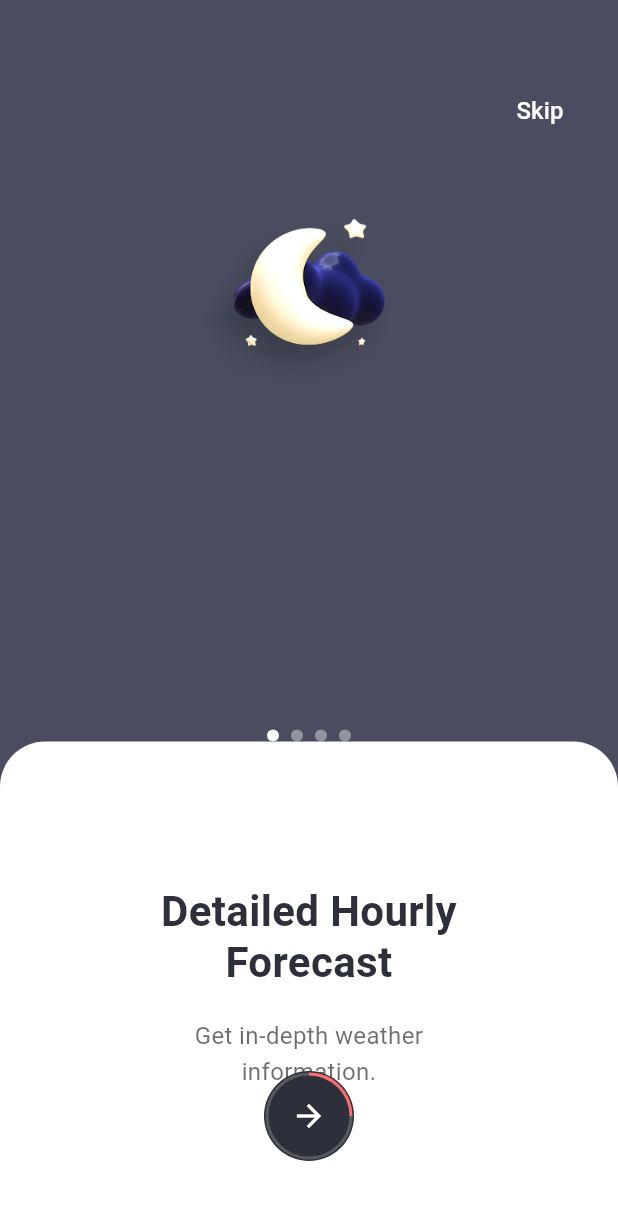
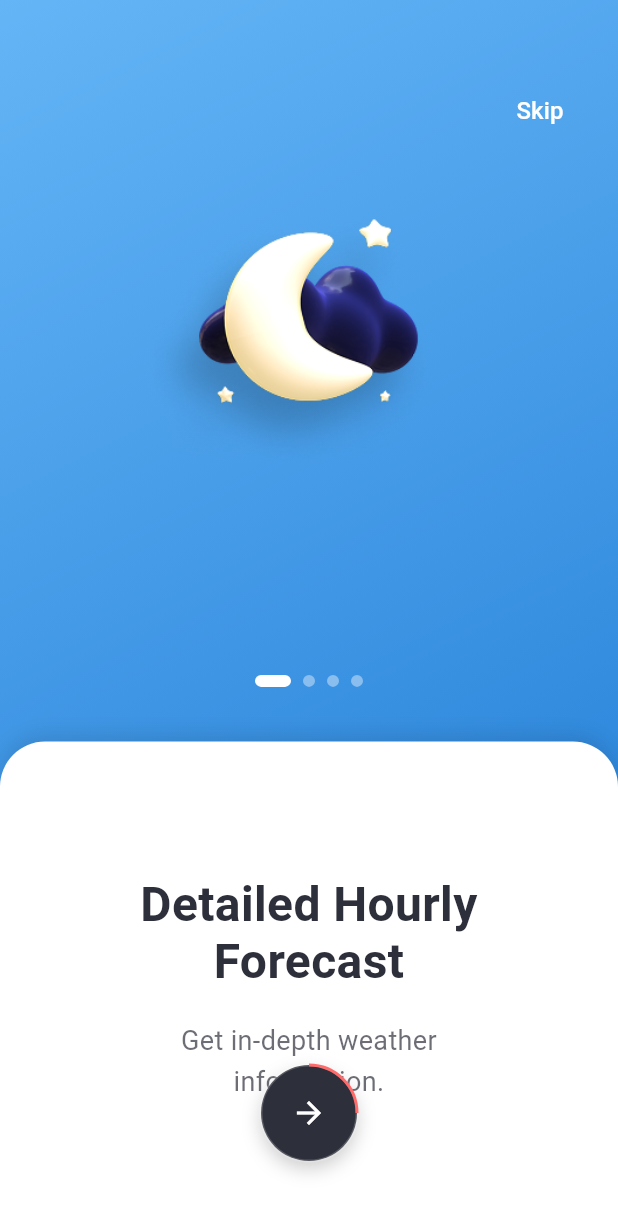
Before and after one commit to chamudithaperera/Flutter-Dart-project-08-weather-app, a Flutter app: the screen it shows after launch, on a phone screen of 412 x 824 dp. Shown: the top 1213 px of the screen. Run offline on Flutter 3.47's test engine with Material 3 defaults, Android fonts, the phone set to English and light mode, and no system bars.

Commit message:
Update GetStartedPage with new onboarding images, apply gradient background, and enhance button styles for improved UI experience.

```diff
--- a/weather_app/lib/get_started_page.dart
+++ b/weather_app/lib/get_started_page.dart
@@ -1,4 +1,5 @@
 import 'package:flutter/material.dart';
+import 'theme/app_colors.dart';
 
 class GetStartedPage extends StatefulWidget {
   const GetStartedPage({super.key});
@@ -20,17 +21,17 @@ class _GetStartedPageState extends State<GetStartedPage> {
     OnboardingContent(
       title: 'Real-Time\nWeather Map',
       description: 'Watch the progress of the\nprecipitation to stay informed',
-      image: 'assets/images/getStart1.png',
+      image: 'assets/images/getStart2.png',
     ),
     OnboardingContent(
       title: 'Weather Around\nthe World',
       description: 'Add any location you want and\nswipe easily to change.',
-      image: 'assets/images/getStart1.png',
+      image: 'assets/images/getStart3.png',
     ),
     OnboardingContent(
       title: 'Detailed Hourly\nForecast',
       description: 'Get in-depth weather\ninformation.',
-      image: 'assets/images/getStart1.png',
+      image: 'assets/images/getStart4.png',
     ),
   ];
 
@@ -42,10 +43,22 @@ class _GetStartedPageState extends State<GetStartedPage> {
 
   @override
   Widget build(BuildContext context) {
+    final size = MediaQuery.of(context).size;
+
     return Scaffold(
-      backgroundColor: const Color(0xFF494D5F),
+      backgroundColor: AppColors.background,
       body: Stack(
         children: [
+          // Background gradient
+          Container(
+            decoration: BoxDecoration(
+              gradient: LinearGradient(
+                begin: Alignment.topLeft,
+                end: Alignment.bottomRight,
+                colors: AppColors.backgroundGradient,
+              ),
+            ),
+          ),
           // Skip button
           Positioned(
             top: 50,
@@ -54,9 +67,13 @@ class _GetStartedPageState extends State<GetStartedPage> {
               onPressed: () {
                 // TODO: Navigate to main app
               },
-              child: const Text(
+              child: Text(
                 'Skip',
-                style: TextStyle(color: Colors.white, fontSize: 16),
+                style: TextStyle(
+                  color: AppColors.textLight,
+                  fontSize: 16,
+                  fontWeight: FontWeight.w500,
+                ),
               ),
             ),
           ),
@@ -75,26 +92,32 @@ class _GetStartedPageState extends State<GetStartedPage> {
           ),
           // Page Indicators
           Positioned(
-            bottom: MediaQuery.of(context).size.height * 0.4,
+            bottom: size.height * 0.42,
             left: 0,
             right: 0,
-            child: Row(
+            child: Column(
+              children: [
+                Row(
                   mainAxisAlignment: MainAxisAlignment.center,
                   children: List.generate(
                     _contents.length,
-                (index) => Container(
+                    (index) => AnimatedContainer(
+                      duration: const Duration(milliseconds: 300),
                       margin: const EdgeInsets.symmetric(horizontal: 4),
-                  width: 8,
+                      width: _currentPage == index ? 24 : 8,
                       height: 8,
                       decoration: BoxDecoration(
-                    shape: BoxShape.circle,
+                        borderRadius: BorderRadius.circular(4),
                         color:
                             _currentPage == index
-                            ? Colors.white
-                            : Colors.white.withOpacity(0.4),
+                                ? AppColors.textLight
+                                : AppColors.textLight.withOpacity(0.4),
                       ),
                     ),
                   ),
+                ),
+                const SizedBox(height: 20),
+              ],
             ),
           ),
           // Next Button
@@ -115,35 +138,41 @@ class _GetStartedPageState extends State<GetStartedPage> {
                   }
                 },
                 child: Container(
-                  width: 60,
-                  height: 60,
+                  width: 64,
+                  height: 64,
                   decoration: BoxDecoration(
                     shape: BoxShape.circle,
-                    color: const Color(0xFF2D2F3A),
-                    border: Border.all(color: Colors.transparent, width: 2),
+                    color: AppColors.primaryDark,
+                    boxShadow: [
+                      BoxShadow(
+                        color: Colors.black.withOpacity(0.2),
+                        blurRadius: 10,
+                        offset: const Offset(0, 5),
+                      ),
+                    ],
                   ),
                   child: Stack(
                     children: [
                       // Progress Indicator
                       Center(
                         child: SizedBox(
-                          width: 60,
-                          height: 60,
+                          width: 64,
+                          height: 64,
                           child: CircularProgressIndicator(
                             value: (_currentPage + 1) / _contents.length,
-                            valueColor: const AlwaysStoppedAnimation<Color>(
-                              Color(0xFFFF6B6B),
+                            valueColor: AlwaysStoppedAnimation<Color>(
+                              AppColors.progress,
                             ),
-                            backgroundColor: Colors.white.withOpacity(0.2),
+                            backgroundColor: AppColors.progressBackground,
                             strokeWidth: 2,
                           ),
                         ),
                       ),
                       // Arrow Icon
-                      const Center(
+                      Center(
                         child: Icon(
                           Icons.arrow_forward,
-                          color: Colors.white,
+                          color: AppColors.textLight,
                           size: 24,
                         ),
                       ),
@@ -178,34 +207,57 @@ class OnboardingPage extends StatelessWidget {
 
   @override
   Widget build(BuildContext context) {
+    final size = MediaQuery.of(context).size;
+
     return Column(
       children: [
-        const SizedBox(height: 100),
-        // Image
-        Image.asset(content.image, height: 200, width: 200),
+        const SizedBox(height: 80),
+        // Image with animation
+        TweenAnimationBuilder<double>(
+          duration: const Duration(milliseconds: 300),
+          tween: Tween(begin: 0.8, end: 1.0),
+          builder: (context, value, child) {
+            return Transform.scale(
+              scale: value,
+              child: Image.asset(
+                content.image,
+                height: size.height * 0.35,
+                width: size.width * 0.8,
+                fit: BoxFit.contain,
+              ),
+            );
+          },
+        ),
         const Spacer(),
         // White curved background
         Container(
-          height: MediaQuery.of(context).size.height * 0.4,
+          height: size.height * 0.4,
           width: double.infinity,
-          decoration: const BoxDecoration(
-            color: Colors.white,
-            borderRadius: BorderRadius.only(
+          decoration: BoxDecoration(
+            color: AppColors.cardBackground,
+            borderRadius: const BorderRadius.only(
               topLeft: Radius.circular(30),
               topRight: Radius.circular(30),
             ),
+            boxShadow: [
+              BoxShadow(
+                color: Colors.black.withOpacity(0.1),
+                blurRadius: 10,
+                offset: const Offset(0, -5),
+              ),
+            ],
           ),
           child: Padding(
-            padding: const EdgeInsets.symmetric(horizontal: 20),
+            padding: const EdgeInsets.symmetric(horizontal: 30),
             child: Column(
               mainAxisAlignment: MainAxisAlignment.center,
               children: [
                 Text(
                   content.title,
                   textAlign: TextAlign.center,
-                  style: const TextStyle(
-                    color: Color(0xFF2D2F3A),
-                    fontSize: 28,
+                  style: TextStyle(
+                    color: AppColors.textDark,
+                    fontSize: 32,
                     fontWeight: FontWeight.bold,
                     height: 1.2,
                   ),
@@ -215,8 +267,8 @@ class OnboardingPage extends StatelessWidget {
                   content.description,
                   textAlign: TextAlign.center,
                   style: TextStyle(
-                    color: const Color(0xFF2D2F3A).withOpacity(0.7),
-                    fontSize: 16,
+                    color: AppColors.textDark.withOpacity(0.7),
+                    fontSize: 18,
                     height: 1.5,
                   ),
                 ),
--- /dev/null
+++ b/weather_app/lib/theme/app_colors.dart
@@ -0,0 +1,32 @@
+import 'package:flutter/material.dart';
+
+class AppColors {
+  // Primary Colors
+  static const Color primaryDark = Color(0xFF2D2F3A);
+  static const Color primary = Color(0xFF494D5F);
+
+  // Accent Colors
+  static const Color accent = Color(0xFF64B5F6); // Blue accent
+  static const Color accentLight = Color(0xFF90CAF9);
+
+  // Background Colors
+  static const Color background = Color(0xFF494D5F);
+  static const Color cardBackground = Colors.white;
+
+  // Text Colors
+  static const Color textDark = Color(0xFF2D2F3A);
+  static const Color textLight = Colors.white;
+  static const Color textGrey = Color(0xFF9E9E9E);
+
+  // Progress Colors
+  static const Color progress = Color(0xFFFF6B6B);
+  static const Color progressBackground = Color(
+    0x33FFFFFF,
+  ); // White with 20% opacity
+
+  // Gradient Colors
+  static final List<Color> backgroundGradient = [
+    const Color(0xFF64B5F6), // Light Blue
+    const Color(0xFF1976D2), // Dark Blue
+  ];
+}
```
Lines whose indentation alone changed are shown as unchanged.
